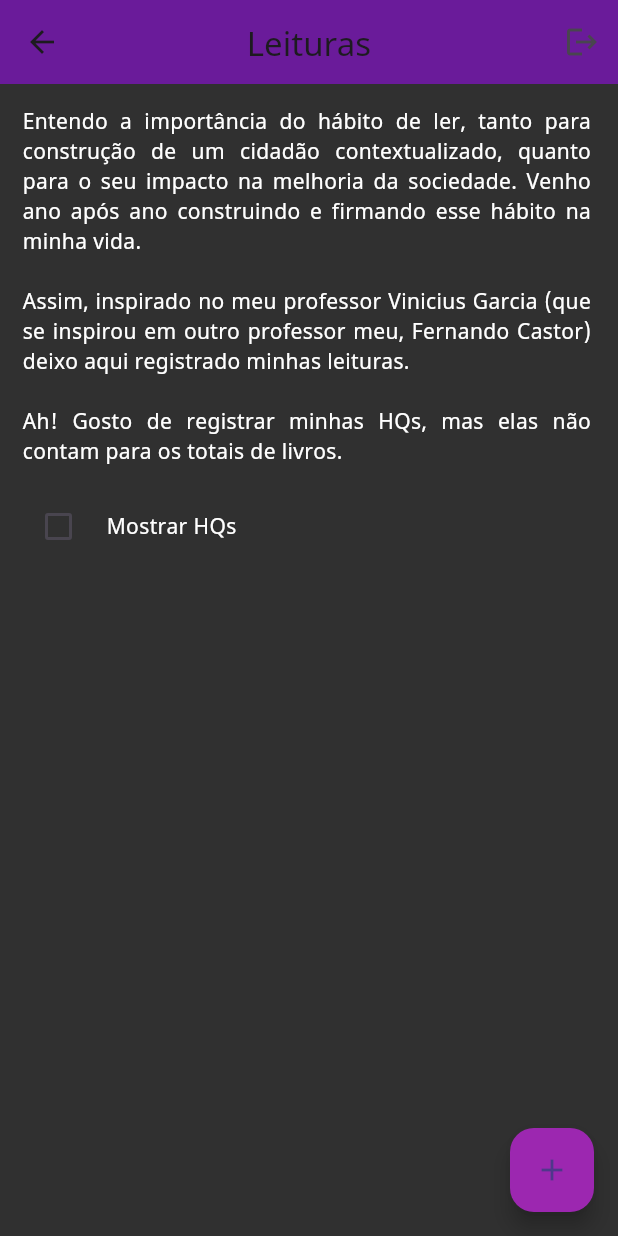
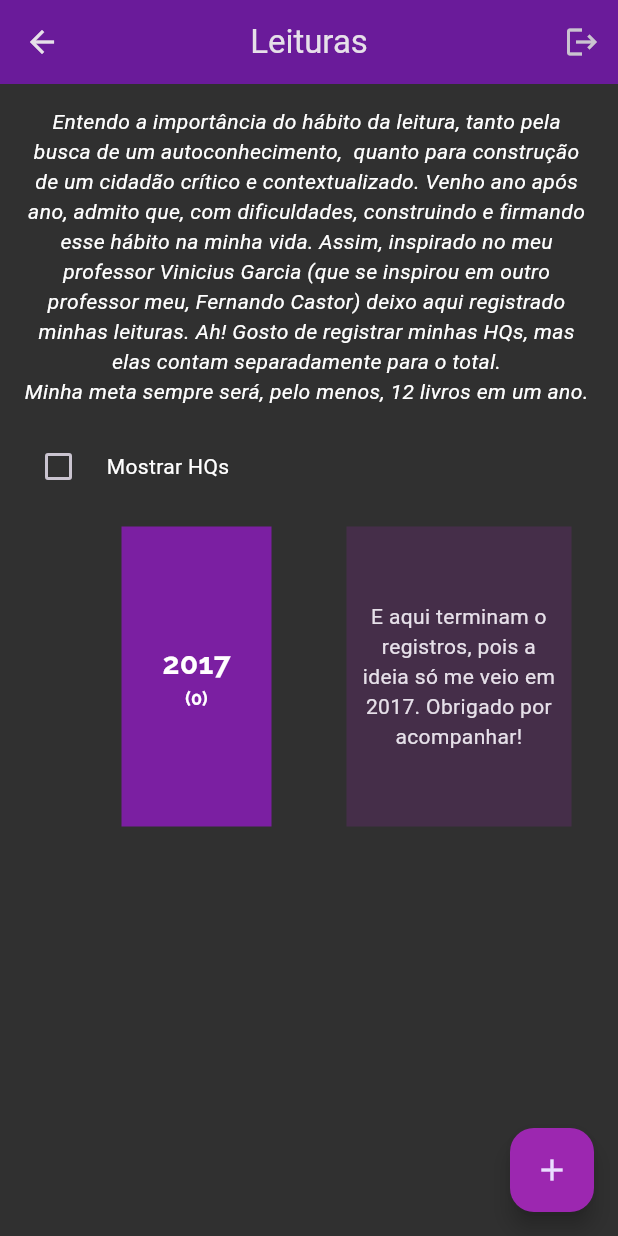
Before and after one commit to ricarthlima/flutter-ricarthme, a Flutter app: the MyBooksPage screen opened by its route, on a phone screen of 412 x 824 dp. Run offline on Flutter 3.47's test engine with Material 3 defaults, Android fonts, the phone set to English and light mode, and no system bars; our stand-ins replace animated_splash_screen, animated_text_kit, carousel_slider, cloud_firestore, firebase_auth, firebase_core and 1 more; accounts and stored records are empty.

Commit message:
atualizacao, edicao, 2017 corrigido e pequenas melhorias

```diff
--- a/lib/main.dart
+++ b/lib/main.dart
@@ -2,7 +2,7 @@ import 'package:animated_splash_screen/animated_splash_screen.dart';
 import 'package:cloud_firestore/cloud_firestore.dart';
 import 'package:firebase_core/firebase_core.dart';
 import 'package:flutter/material.dart';
-import 'package:ricarth_flutter/pages/personal_views/mybooks_view.dart';
+import 'package:ricarth_flutter/pages/personal_views/my_books_view.dart';
 import 'package:ricarth_flutter/pages/professional_page.dart';
 import 'package:ricarth_flutter/values/list_books.dart';
 import 'package:ricarth_flutter/values/my_colors.dart';
@@ -36,7 +36,7 @@ class MyApp extends StatelessWidget {
     return MaterialApp(
       title: 'ricarth.me',
       debugShowCheckedModeBanner: false,
-      theme: ThemeData(fontFamily: "NotoSans"),
+      theme: ThemeData.dark(useMaterial3: true),
       initialRoute: "/",
       routes: {
         "/": (context) => AnimatedSplashScreen(
--- a/lib/pages/personal_views/mybooks_view.dart
+++ b/lib/pages/personal_views/my_books_view.dart
@@ -1,3 +1,5 @@
+import 'dart:math';
+
 import 'package:cloud_firestore/cloud_firestore.dart';
 import 'package:flutter/material.dart';
 import 'package:google_fonts/google_fonts.dart';
@@ -85,20 +87,24 @@ class _MyBooksPageState extends State<MyBooksPage> {
               ),
         child: SingleChildScrollView(
           child: Column(
-            crossAxisAlignment: CrossAxisAlignment.start,
+            crossAxisAlignment: CrossAxisAlignment.center,
             children: [
-              SelectableText(
-                "Entendo a importância do hábito de ler, tanto para construção de um cidadão "
-                "contextualizado, quanto para o seu impacto na melhoria da sociedade. "
-                "Venho ano após ano construindo e firmando esse hábito na minha vida. \n"
-                "\n"
-                "Assim, inspirado no meu professor Vinicius Garcia (que se inspirou em outro "
-                "professor meu, Fernando Castor) deixo aqui registrado minhas leituras.\n"
-                "\n"
-                "Ah! Gosto de registrar minhas HQs, mas elas não contam para os totais de livros.",
-                textAlign: TextAlign.justify,
-                style: TextStyle(
-                  color: Colors.white,
+              SizedBox(
+                width: min(700, MediaQuery.of(context).size.width),
+                child: SelectableText(
+                  "Entendo a importância do hábito da leitura, tanto pela busca "
+                  "de um autoconhecimento,  quanto para construção de um cidadão "
+                  "crítico e contextualizado. "
+                  "Venho ano após ano, admito que, com dificuldades, construindo e firmando esse hábito na minha vida. "
+                  "Assim, inspirado no meu professor Vinicius Garcia (que se inspirou em outro "
+                  "professor meu, Fernando Castor) deixo aqui registrado minhas leituras. "
+                  "Ah! Gosto de registrar minhas HQs, mas elas contam separadamente para o total.\n"
+                  "Minha meta sempre será, pelo menos, 12 livros em um ano.",
+                  textAlign: TextAlign.center,
+                  style: TextStyle(
+                    color: Colors.white,
+                    fontStyle: FontStyle.italic,
+                  ),
                 ),
               ),
               SizedBox(height: 16),
@@ -139,16 +145,16 @@ class _MyBooksPageState extends State<MyBooksPage> {
       authService.showAuthDialog(context).then((value) {
         if (value != null) {
           if ((value as bool) == true) {
-            showAddDialog();
+            showUpinsertDialog();
           }
         }
       });
     } else {
-      showAddDialog();
+      showUpinsertDialog();
     }
   }
 
-  showAddDialog({Book? book}) {
+  showUpinsertDialog({Book? book}) {
     TextEditingController _titleController = TextEditingController();
     TextEditingController _authorController = TextEditingController();
     TextEditingController _pagesController = TextEditingController();
@@ -303,7 +309,7 @@ class _MyBooksPageState extends State<MyBooksPage> {
                         ElevatedButton(
                           style: ButtonStyle(
                             backgroundColor:
-                                MaterialStateProperty.all(Colors.purple),
+                                WidgetStateProperty.all(Colors.purple),
                           ),
                           onPressed: () {
                             if (!isLoading) {
@@ -371,6 +377,22 @@ class _MyBooksPageState extends State<MyBooksPage> {
     int i = 0;
     int count = 0;
     int countHQ = 0;
+
+    listBook.add(
+      Book(
+        urlImage: "",
+        title: "title",
+        author: "author",
+        pages: 0,
+        startedLecture: DateTime.parse("2016-03-03"),
+        daysToFinish: 2,
+      ),
+    );
+
+    listBook.sort(
+      (a, b) => b.startedLecture.year.compareTo(a.startedLecture.year),
+    );
+
     while (i < listBook.length) {
       if (listBook[i].startedLecture.year < actualYear) {
         actualYear = listBook[i].startedLecture.year;
@@ -430,14 +452,31 @@ class _MyBooksPageState extends State<MyBooksPage> {
       }
 
       if (addItem) {
-        listWidget.add(BookItem(
+        listWidget.add(BookItemWidget(
           book: listBook[i],
-          onLongPress: showAddDialog,
+          onLongPress: showUpinsertDialog,
         ));
         count++;
       }
       i++;
     }
+
+    listWidget.removeLast();
+    listWidget.add(
+      Container(
+        width: 150,
+        height: 200,
+        padding: EdgeInsets.all(8),
+        decoration: BoxDecoration(color: Colors.purple.withAlpha(50)),
+        child: Center(
+          child: Text(
+            "E aqui terminam o registros, pois a ideia só me veio em 2017. Obrigado por acompanhar!",
+            textAlign: TextAlign.center,
+          ),
+        ),
+      ),
+    );
+
     return listWidget;
   }
 }
--- a/lib/pages/professional_page.dart
+++ b/lib/pages/professional_page.dart
@@ -17,7 +17,8 @@ class ProfessionalPage extends StatefulWidget {
 
 class _ProfessionalPageState extends State<ProfessionalPage> {
   int controller = 0;
-  CarouselController buttonCarouselController = CarouselController();
+  CarouselSliderController buttonCarouselController =
+      CarouselSliderController();
   final GlobalKey<ScaffoldState> _scaffoldKey = new GlobalKey<ScaffoldState>();
 
   @override
--- a/lib/pages/professional_views/appbar.dart
+++ b/lib/pages/professional_views/appbar.dart
@@ -16,7 +16,7 @@ Widget getDefaultAppBar(BuildContext context) {
 
 Widget getNonAppBar(
   BuildContext context,
-  CarouselController carouselController,
+  CarouselSliderController carouselController,
   GlobalKey<ScaffoldState> scaffoldKey,
 ) {
   return Container(
@@ -58,7 +58,7 @@ Widget getNonAppBar(
               // ),
               TextButton(
                 onPressed: () {
-                  carouselController.animateToPage(3);
+                  carouselController.animateToPage(2);
                 },
                 child: Text(
                   "Contato",
@@ -67,7 +67,7 @@ Widget getNonAppBar(
               ),
               TextButton(
                 onPressed: () {
-                  launch("http://github.com/ricarthlima");
+                  launchUrl(Uri.parse("http://github.com/ricarthlima"));
                 },
                 child: Row(
                   crossAxisAlignment: CrossAxisAlignment.center,
--- a/lib/pages/professional_views/drawer.dart
+++ b/lib/pages/professional_views/drawer.dart
@@ -5,7 +5,7 @@ import 'package:url_launcher/url_launcher.dart';
 
 Drawer getHomeDrawer({
   required BuildContext context,
-  required CarouselController carouselController,
+  required CarouselSliderController carouselController,
 }) {
   return Drawer(
     child: Container(
@@ -54,7 +54,7 @@ Drawer getHomeDrawer({
             title: Text("Portfólio",
                 style: TextStyle(fontSize: 17, color: Colors.white)),
             onTap: () {
-              launch("http://github.com/ricarthlima");
+              launchUrl(Uri.parse("http://github.com/ricarthlima"));
               Navigator.pop(context);
             },
           ),
--- a/lib/services/auth_service.dart
+++ b/lib/services/auth_service.dart
@@ -60,8 +60,7 @@ class AuthService {
                   SizedBox(width: 8),
                   ElevatedButton(
                     style: ButtonStyle(
-                      backgroundColor: MaterialStateProperty.all(Colors.purple),
-                    ),
+                        backgroundColor: WidgetStatePropertyAll(Colors.purple)),
                     onPressed: () {
                       setState(() {
                         isLoading = true;
```
Also changed, not shown: lib/pages/personal_views/book_item.dart (+60 -16 lines), lib/pages/professional_views/p_home_view.dart (+12 -4 lines), lib/pages/professional_views/social_medias.dart (+12 -12 lines), lib/values/text_styles.dart (+20 -5 lines), pubspec.yaml (+8 -59 lines), pubspec.lock, 1 other file.
